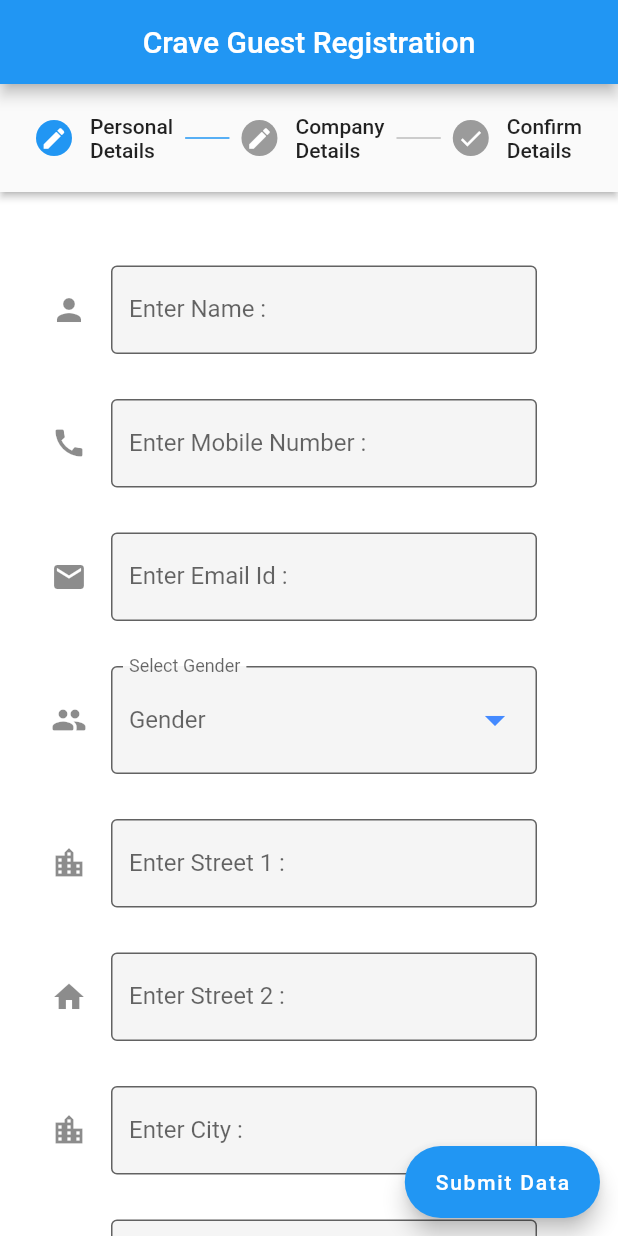
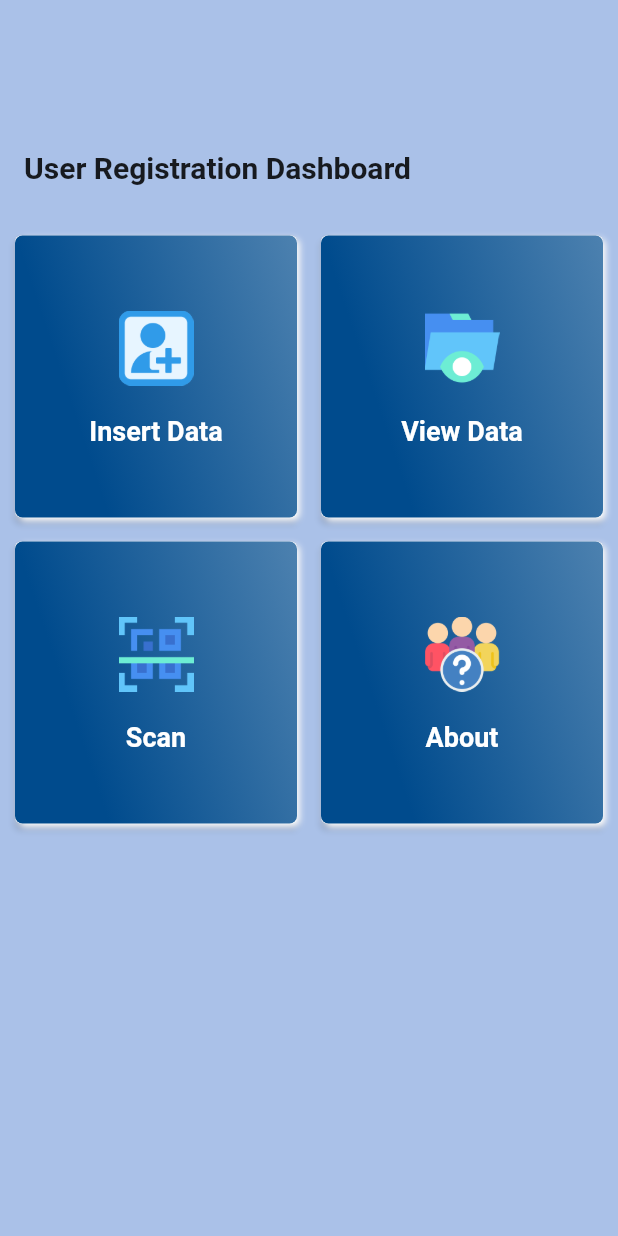
Before and after one commit to insidetech21/crave_ios_android, a Flutter app: the screen it shows after launch, on a phone screen of 412 x 824 dp. Run offline on Flutter 3.47's test engine with Material 2 defaults, Android fonts, the phone set to English and light mode, and no system bars; our stand-ins replace cloud_firestore, firebase_core; accounts and stored records are empty.

Commit message:
Dashboard,readUser,singleUser Screen added

```diff
--- /dev/null
+++ b/lib/dashboard_screen.dart
@@ -0,0 +1,153 @@
+import 'package:craveiospro/main.dart';
+import 'package:craveiospro/viewcust.dart';
+import 'package:flutter/material.dart';
+
+class DashboardScreen extends StatefulWidget {
+  const DashboardScreen({Key? key}) : super(key: key);
+
+  @override
+  State<DashboardScreen> createState() => _DashboardScreenState();
+}
+
+class _DashboardScreenState extends State<DashboardScreen> {
+
+  //lets Create Dashboard Items
+
+  Card makeDashboardItems(String title, String img, int index){
+    return Card(
+      elevation: 2,
+      margin: const EdgeInsets.all(8),
+      child: Container(
+        decoration: BoxDecoration(
+          borderRadius: BorderRadius.circular(5),
+          gradient: const LinearGradient(
+            begin: FractionalOffset(0.0, 0.0),
+            end: FractionalOffset(3.0, -1.0),
+            colors:
+            [
+              Color(0xFF004B8D),
+              Color(0xFFffffff)
+            ],
+          ),
+          boxShadow: const [
+            BoxShadow(
+              color: Colors.white,
+              blurRadius: 3,
+              offset: Offset(2, 2),
+            )],
+        ),
+        child: InkWell(
+          onTap: (){
+            if (index == 0) {
+
+              //1.Item
+
+              Navigator.push(context, MaterialPageRoute(builder: (context) => const MyHomePage()));
+            }
+
+            if(index == 1){
+              //2. Item
+              Navigator.push(context, MaterialPageRoute(builder: (context) => const ViewCustomeer()));
+
+            }
+            if(index == 2){
+
+              //3. Item
+            }
+            if(index == 3){
+
+              //4. Item
+            }
+          },
+          child: Column(
+            crossAxisAlignment: CrossAxisAlignment.stretch,
+            mainAxisSize: MainAxisSize.min,
+            verticalDirection: VerticalDirection.down,
+            children: [
+              const SizedBox(
+                height: 50,),
+              Center(
+                child: Image.asset(
+                  img,
+                  height: 50,
+                  width: 50,
+                ),
+              ),
+
+              const SizedBox(height: 20),
+              Center(child: Text(
+                title,
+                style: const TextStyle(
+                  fontSize: 18,
+                  color: Colors.white,
+                  fontWeight: FontWeight.bold,
+                ),
+              ),
+              ),
+            ],
+          ),
+        ),
+      ),
+
+    );
+  }
+
+
+  @override
+  Widget build(BuildContext context) {
+    return Scaffold(
+      backgroundColor: const Color.fromARGB(255, 170, 193, 232),
+      body: Column(
+        children: [
+          const SizedBox(height: 100),
+          Padding(padding: const EdgeInsets.only(left: 16, right: 16),
+            child: Row(
+              mainAxisAlignment: MainAxisAlignment.spaceBetween,
+              children: [
+                Column(
+                  crossAxisAlignment: CrossAxisAlignment.center,
+                  children: const [
+                    Center(
+                      child: Text(
+                        "User Registration Dashboard",
+                        style: TextStyle(
+                            fontSize: 20,
+                            fontWeight: FontWeight.bold
+                        ),
+                      ),
+                    ),
+
+                    SizedBox(height: 4,),
+
+                    // Text(
+                    //   "Items: ",
+                    //   style: TextStyle(
+                    //       fontSize: 18,
+                    //       fontWeight: FontWeight.bold
+                    //   ),
+                    // ),
+                  ],
+                )
+              ],
+            ),
+          ),
+
+          const SizedBox(height: 20),
+          Expanded(child: GridView.count(crossAxisCount: 2,padding:  const EdgeInsets.all(2),
+            children: [
+              makeDashboardItems("Insert Data", "assets/user.png", 0),
+              makeDashboardItems("View Data", "assets/view.png", 1),
+              makeDashboardItems("Scan", "assets/barcode-scan.png", 2),
+              makeDashboardItems("About", "assets/about.png", 3)
+
+
+            ],))
+        ],
+      ),
+      // appBar: AppBar(
+      //   title: Text("Dashboard UI"),
+      //   iconTheme: Icon(Icons.camera) ,
+      // ),
+    );
+  }
+}
--- a/lib/main.dart
+++ b/lib/main.dart
@@ -1,3 +1,4 @@
+import 'package:craveiospro/dashboard_screen.dart';
 import 'package:craveiospro/viewcust.dart';
 import 'package:flutter/material.dart';
 import 'package:cloud_firestore/cloud_firestore.dart';
@@ -21,10 +22,10 @@
       theme: ThemeData(
         primarySwatch: Colors.blue,
       ),
+      debugShowCheckedModeBanner: false,
+      home: const DashboardScreen(),
+    );
 
-      debugShowCheckedModeBanner: false,
-      home: const MyHomePage(),
-    );
   }
 }
 class MyHomePage extends StatefulWidget {
@@ -378,15 +379,15 @@
           Text('Company Name : ${companyName.text}'),
           Text('Company addr : ${companyAddress.text}'),
 
-          Center(
-            child: ElevatedButton(
-              onPressed: (){
-                Navigator.push(context,
-                    MaterialPageRoute(builder: ((context) =>const ViewCustomeer() ))
-                );
-              }, child: const Text('View Data'),),
-
-          ),
+          // Center(
+          //   child: ElevatedButton(
+          //     onPressed: (){
+          //       Navigator.push(context,
+          //           MaterialPageRoute(builder: ((context) =>const ViewCustomeer() ))
+          //       );
+          //     }, child: const Text('View Data'),),
+          //
+          // ),
         ],
       ),
     )
@@ -395,8 +396,9 @@
   @override
   Widget build(BuildContext context) {
     return Scaffold(
+      //drawer: ,
       backgroundColor: Colors.white,
-      appBar: AppBar(title: const Center(child: Text('Crave Guest Registration')),
+      appBar: AppBar(title: const Center(child: Text('Crave Guest Registration...')),
       ),
       //
       floatingActionButton: FloatingActionButton.extended(
--- a/lib/readusers.dart
+++ b/lib/readusers.dart
@@ -1,4 +1,5 @@
 import 'package:cloud_firestore/cloud_firestore.dart';
+import 'package:craveiospro/singleuser.dart';
 import 'package:flutter/material.dart';
 import 'package:firebase_core/firebase_core.dart';
 
@@ -8,31 +9,37 @@
 
   @override
   Widget build(BuildContext context) {
-    CollectionReference users=FirebaseFirestore.instance.collection("guest");
+    CollectionReference users = FirebaseFirestore.instance.collection("guest");
     return FutureBuilder<DocumentSnapshot>(
         future: users.doc(docid).get(),
         builder: ((context, snapshot) {
-          if(snapshot.connectionState==ConnectionState.done){
-            Map<String, dynamic> data=snapshot.data!.data() as Map<String, dynamic>;
-            return Padding(
-              padding: const EdgeInsets.all(8.0),
-              child: GestureDetector(
-                child: Card(
+          if (snapshot.connectionState == ConnectionState.done) {
+            Map<String, dynamic> data =
+            snapshot.data!.data() as Map<String, dynamic>;
+            return GestureDetector(
+              onTap: () {
+                Navigator.push(
+                    context,
+                    MaterialPageRoute(
+                        builder: (((context) =>
+                            Singleuserread(docid: docid)))));
+              },
+              child: Card(
+                shape: RoundedRectangleBorder(
+                  side: const BorderSide(
+                    //color: Colors.greenAccent,
+                    width: 1,
+                  ),
+                  borderRadius: BorderRadius.circular(20.0),
+                ),
+                color: Color.fromARGB(255, 198, 243, 241),
+                child: Padding(
+                  padding: const EdgeInsets.only(left: 10, top: 10, bottom: 10),
                   child: Text(
-                      'name: ${data['name']}'
-                          +'\nMobile number: ${data['mobilenumber']}'
-                          +'\nEmail: ${data['email']}'
-                          +'\nPincode: ${data['Pincode']}'
-                          +'\nAdressStreet1: ${data['addressStreet1']}'
-                          +'\nAddressStreet2: ${data['addressStreet2']}'
-                          +'\nCity: ${data['addressCity']}'
-                          +'\nState: ${data['state']}'
-                          +'\nCountry: ${data['country']}'
-                          +'\nComapny Name: ${data['comapnyName']}'
-                          +'\nComapny Address: ${data['comapanyAdd']}'
-
-
-
+                    'name: ${data['name']}' +
+                        '\nEmail: ${data['email']}' +
+                        '\nCity: ${data['addressCity']}',
+                    style: TextStyle(fontSize: 20),
                   ),
                 ),
               ),
--- a/lib/viewcust.dart
+++ b/lib/viewcust.dart
@@ -65,7 +65,6 @@
       home: Scaffold(
           appBar: AppBar(
             title: const Text('view data'),
-
           ),
           body: FutureBuilder(
             future: getUserList(),
--- a/pubspec.yaml
+++ b/pubspec.yaml
@@ -65,6 +65,9 @@
   #   - images/a_dot_burr.jpeg
   #   - images/a_dot_ham.jpeg
 
+  assets:
+    - assets/
+
   # An image asset can refer to one or more resolution-specific "variants", see
   # https://flutter.dev/assets-and-images/#resolution-aware
 
```
Also changed, not shown: lib/singleuser.dart (added, +243 -0 lines), assets/about.png (added), assets/barcode-scan.png (added), assets/user.png (added), assets/view.png (added).
